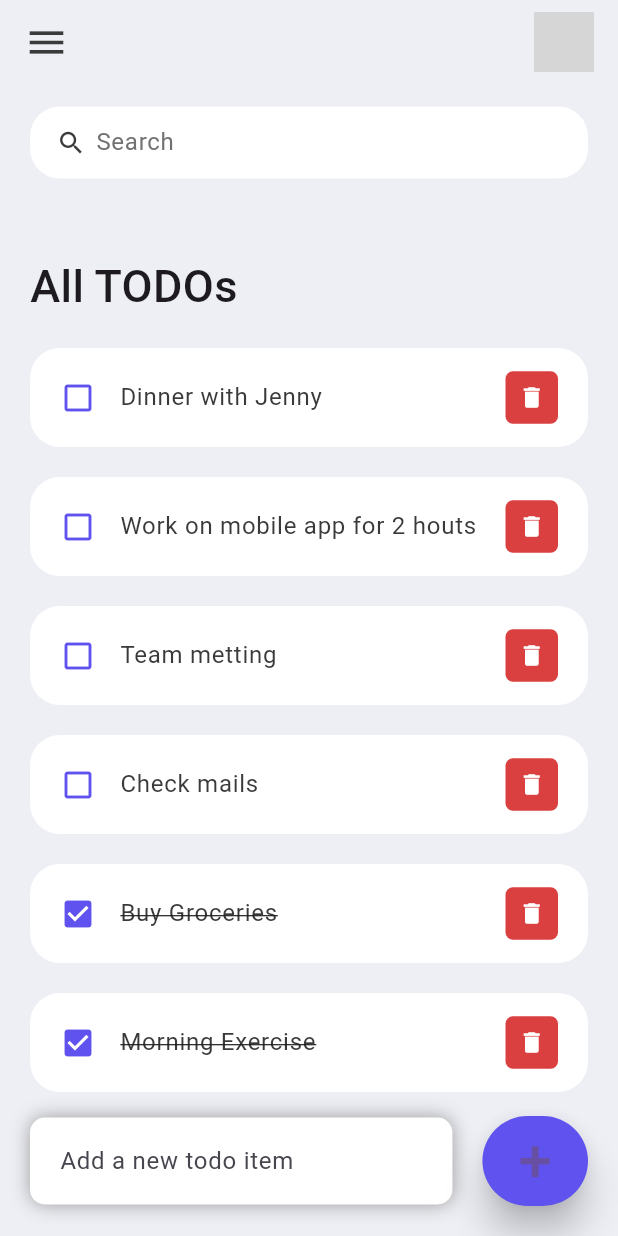
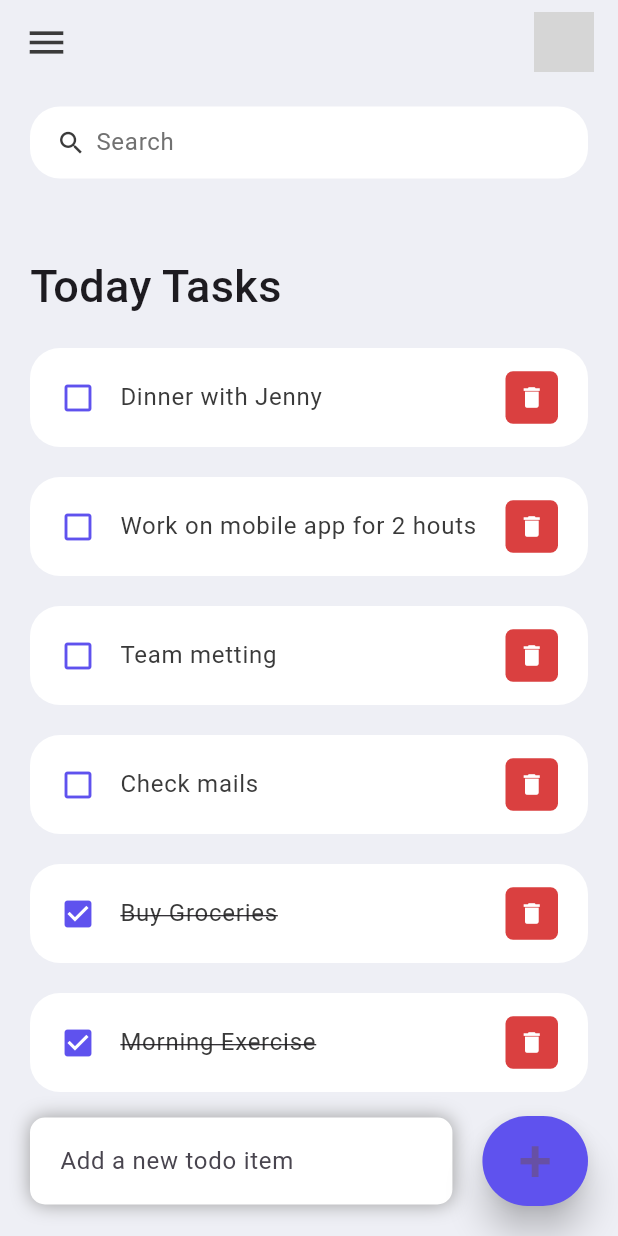
Before and after one commit to denuwan-yasodhana/ToDo-App, a Flutter app: the screen it shows after launch, on a phone screen of 412 x 824 dp. Run offline on Flutter 3.47's test engine with Material 3 defaults, Android fonts, the phone set to English and light mode, and no system bars; grey boxes are pictures that could not be loaded.

Commit message:
Update home.dart

```diff
--- a/lib/screens/home.dart
+++ b/lib/screens/home.dart
@@ -42,7 +42,7 @@ class _HomeState extends State<Home> {
                       Container(
                         margin: EdgeInsets.only(top: 50, bottom: 20),
                         child: Text(
-                          'All TODOs',
+                          'Today Tasks',
                           style: TextStyle(
                               fontSize: 30, fontWeight: FontWeight.w500),
                         ),
```
